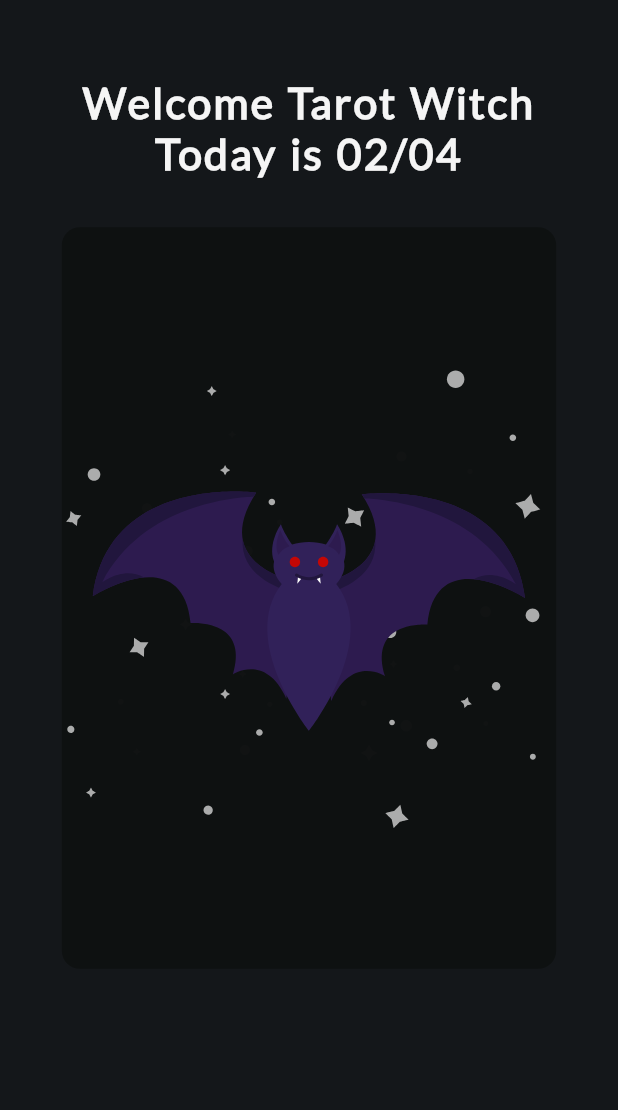
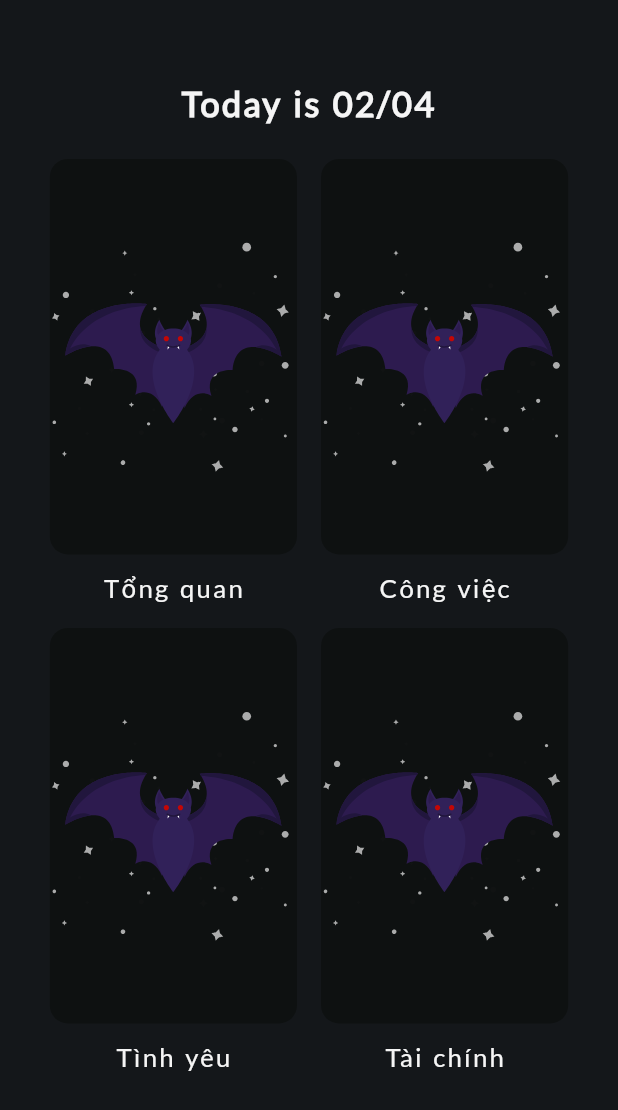
Before and after one commit to lambiengcode/flutter-tarot-card, a Flutter app: the screen it shows after launch, on a phone screen of 412 x 824 dp. Shown: the top 1110 px of the screen. Run offline on Flutter 3.47's test engine with Material 2 defaults, Android fonts, the phone set to English and light mode, and no system bars; drawn by our look-alikes of flip_card; our stand-ins replace flutter_icons, flutter_neumorphic, get, get_storage, lottie.

Commit message:
done home page

```diff
--- a/lib/src/app.dart
+++ b/lib/src/app.dart
@@ -4,6 +4,7 @@ import 'package:flutter/services.dart';
 import 'package:flutter_getx_template/src/pages/home/home_page.dart';
 import 'package:flutter_getx_template/src/pages/splash/splash_page.dart';
 import 'pages/home/home_page.dart';
+import 'package:get/get.dart';
 
 class App extends StatefulWidget {
   static bool firstCome = true;
@@ -40,8 +41,10 @@ class _AppState extends State<App> with WidgetsBindingObserver {
   void initState() {
     SystemChrome.setSystemUIOverlayStyle(SystemUiOverlayStyle(
       statusBarColor: Colors.transparent,
-      statusBarBrightness: Brightness.light,
-      statusBarIconBrightness: Brightness.light,
+      statusBarBrightness:
+          GetPlatform.isAndroid ? Brightness.light : Brightness.dark,
+      statusBarIconBrightness:
+          GetPlatform.isAndroid ? Brightness.light : Brightness.dark,
     ));
     WidgetsBinding.instance.addObserver(this);
     SystemChrome.setPreferredOrientations([
--- a/lib/src/pages/home/home_page.dart
+++ b/lib/src/pages/home/home_page.dart
@@ -2,6 +2,8 @@ import 'package:flip_card/flip_card.dart';
 import 'package:flutter/material.dart';
 import 'package:flutter_getx_template/data/tarot_json.dart';
 import 'package:flutter_getx_template/src/public/styles.dart';
+import 'package:flutter_icons/flutter_icons.dart';
+import 'package:flutter_neumorphic/flutter_neumorphic.dart';
 import 'package:intl/intl.dart';
 import 'package:lottie/lottie.dart';
 import '../../public/constant.dart';
@@ -13,17 +15,21 @@ class HomePage extends StatefulWidget {
 }
 
 class _HomePageState extends State<HomePage> {
-  GlobalKey<FlipCardState> cardKey = GlobalKey<FlipCardState>();
+  GlobalKey<FlipCardState> cardKey1 = GlobalKey<FlipCardState>();
+  GlobalKey<FlipCardState> cardKey2 = GlobalKey<FlipCardState>();
+  GlobalKey<FlipCardState> cardKey3 = GlobalKey<FlipCardState>();
+  GlobalKey<FlipCardState> cardKey4 = GlobalKey<FlipCardState>();
+
   DateFormat format = DateFormat('dd/MM');
-  bool flip = false;
+  List<bool> flips = [false, false, false, false];
   List tarots = [];
+  List unLockCard = [];
 
   @override
   void initState() {
     super.initState();
     tarots.addAll(tarotData);
-    tarots.shuffle();
-    print(tarots[0]['img']);
+    unLockCard.addAll(tarotData);
   }
 
   @override
@@ -36,11 +42,11 @@ class _HomePageState extends State<HomePage> {
         child: Column(
           crossAxisAlignment: CrossAxisAlignment.center,
           children: [
-            SizedBox(height: height / 16.0),
+            SizedBox(height: height / 15.0),
             Text(
-              'Welcome Tarot Witch\nToday is ${format.format(DateTime.now())}',
+              'Today is ${format.format(DateTime.now())}',
               style: TextStyle(
-                fontSize: width / 14.5,
+                fontSize: width / 18.0,
                 fontWeight: FontWeight.w600,
                 fontFamily: 'Lato',
                 letterSpacing: 1.5,
@@ -49,24 +55,93 @@ class _HomePageState extends State<HomePage> {
               ),
               textAlign: TextAlign.center,
             ),
-            SizedBox(height: 32.0),
+            SizedBox(height: 24.0),
             Container(
+              child: Column(
+                children: [
+                  Row(
+                    mainAxisAlignment: MainAxisAlignment.center,
+                    children: [
+                      _buildTarotCard(cardKey1, 0, 'Tổng quan'),
+                      SizedBox(width: 16.0),
+                      _buildTarotCard(cardKey2, 1, 'Công việc'),
+                    ],
+                  ),
+                  SizedBox(height: 16.0),
+                  Row(
+                    mainAxisAlignment: MainAxisAlignment.center,
+                    children: [
+                      _buildTarotCard(cardKey3, 2, 'Tình yêu'),
+                      SizedBox(width: 16.0),
+                      _buildTarotCard(cardKey4, 3, 'Tài chính'),
+                    ],
+                  ),
+                  SizedBox(height: 30.0),
+                  flips.contains(false)
+                      ? Container()
+                      : NeumorphicButton(
+                          onPressed: () => null,
+                          margin: EdgeInsets.symmetric(horizontal: 48.0),
                           child: Row(
                             mainAxisAlignment: MainAxisAlignment.center,
                             children: [
+                              Text(
+                                'Giải bài',
+                                style: TextStyle(
+                                  color: colorPrimary,
+                                  fontFamily: 'Lato',
+                                  fontSize: width / 24.0,
+                                  fontWeight: FontWeight.w600,
+                                ),
+                              ),
+                              SizedBox(width: 12.0),
+                              Icon(
+                                Feather.arrow_right,
+                                size: width / 24.0,
+                                color: colorPrimary,
+                              ),
+                            ],
+                          ),
+                          padding: EdgeInsets.all(width / 32.0),
+                          style: NeumorphicStyle(
+                            shape: NeumorphicShape.convex,
+                            boxShape: NeumorphicBoxShape.roundRect(
+                              BorderRadius.circular(12.0),
+                            ),
+                            depth: 15.0,
+                            intensity: .15,
+                            color: Colors.black.withOpacity(.75),
+                          ),
+                          duration: Duration(milliseconds: 200),
+                        )
+                ],
+              ),
+            ),
+          ],
+        ),
+      ),
+    );
+  }
+
+  Widget _buildTarotCard(key, number, title) {
+    return Column(
+      children: [
         FlipCard(
-                    key: cardKey,
+          key: key,
           flipOnTouch: false,
           front: GestureDetector(
             onTap: () {
-                        cardKey.currentState.toggleCard();
+              tarots.shuffle();
+              key.currentState.toggleCard();
               setState(() {
-                          flip = true;
+                flips[number] = true;
               });
+              unLockCard[number] = tarots[0];
+              tarots.removeAt(0);
             },
             child: Container(
-                        height: height * .6,
-                        width: width * .8,
+              height: height * .32,
+              width: width * .4,
               decoration: BoxDecoration(
                 borderRadius: BorderRadius.circular(12.0),
                 color: colorBackground,
@@ -77,27 +152,26 @@ class _HomePageState extends State<HomePage> {
           back: GestureDetector(
             onTap: () => null,
             child: Container(
-                        height: height * .6,
-                        width: width * .75,
+              height: height * .32,
+              width: width * .4,
               decoration: BoxDecoration(
                 borderRadius: BorderRadius.circular(4.0),
                 color: colorBackground,
                 image: DecorationImage(
-                            image: AssetImage('images/${tarots[0]['img']}'),
+                  image: AssetImage(unLockCard.length < number + 1
+                      ? 'images/${tarots[number]['img']}'
+                      : 'images/${unLockCard[number]['img']}'),
                   fit: BoxFit.cover,
                 ),
               ),
             ),
           ),
-                  )
-                ],
         ),
-            ),
-            SizedBox(height: 24.0),
+        SizedBox(height: 12.0),
         Text(
-              flip == true ? tarots[0]['name'] : '',
+          flips[number] == true ? unLockCard[number]['name'] : title,
           style: TextStyle(
-                fontSize: width / 20.0,
+            fontSize: width / 24.0,
             fontWeight: FontWeight.w400,
             fontFamily: 'Lato',
             letterSpacing: 1.5,
@@ -107,8 +181,6 @@ class _HomePageState extends State<HomePage> {
           textAlign: TextAlign.center,
         ),
       ],
-        ),
-      ),
     );
   }
 }
--- a/pubspec.yaml
+++ b/pubspec.yaml
@@ -33,6 +33,8 @@ dependencies:
   flip_card: ^0.4.4
   lottie: ^0.7.0+1
   intl:
+  flutter_neumorphic: ^3.0.4+1
+  flutter_icons:
 
 dev_dependencies:
   flutter_test:
```
Also changed, not shown: pubspec.lock. Lines whose indentation alone changed are shown as unchanged.
